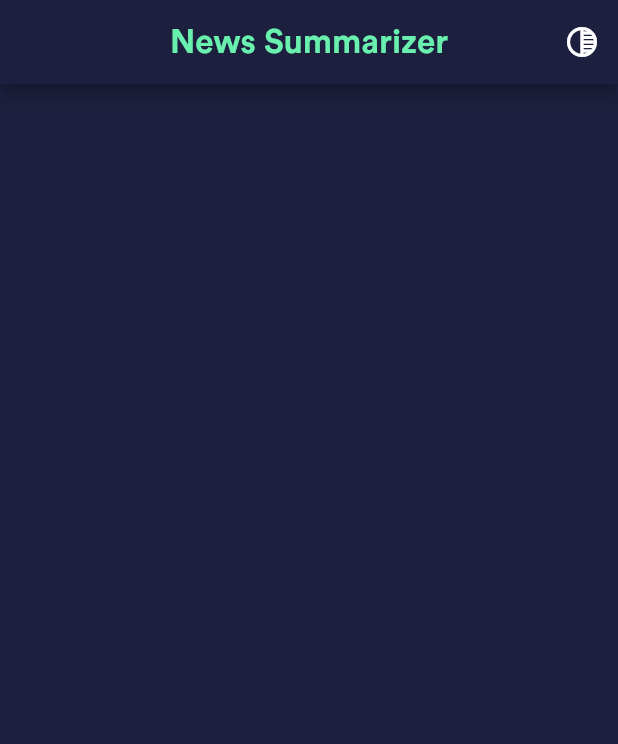
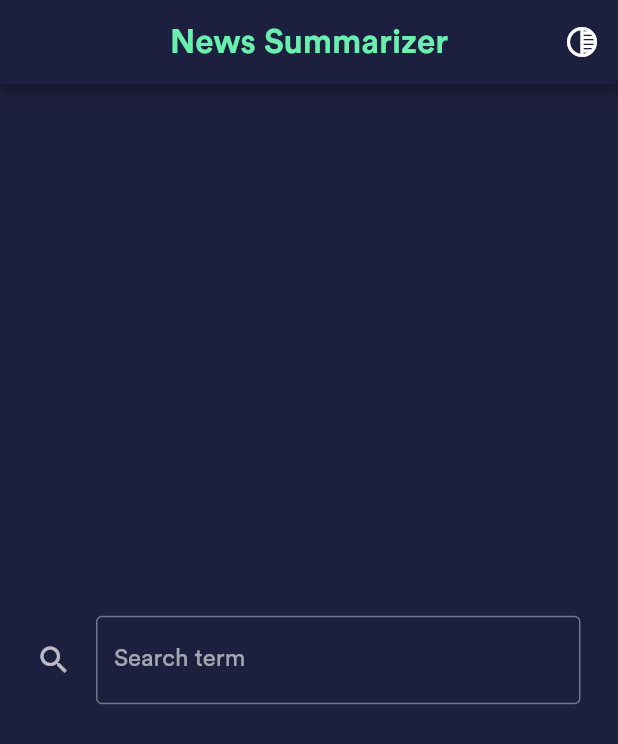
Before and after one commit to smoke-trees/news-summarizer-app, a Flutter app: the screen it shows after launch, on a phone screen of 412 x 824 dp. Shown: the top 744 px of the screen. Run offline on Flutter 3.47's test engine with Material 2 defaults, Android fonts, the phone set to English and light mode, and no system bars.

Commit message:
home: add search input widget
Signed-off-by: ATechnoHazard <amolele@gmail.com>

```diff
--- a/lib/src/ui/home_widget.dart
+++ b/lib/src/ui/home_widget.dart
@@ -25,6 +25,23 @@ class HomeWidget extends StatelessWidget {
           ),
         ],
       ),
+      body: Column(
+        mainAxisAlignment: MainAxisAlignment.center,
+        crossAxisAlignment: CrossAxisAlignment.center,
+        children: <Widget>[
+          Padding(
+            padding: EdgeInsets.only(right: 25.0, left: 24.0),
+            child: TextField(
+              decoration: InputDecoration(
+                labelText: 'Search term',
+                hintText: 'What do you want to search for?',
+                border: OutlineInputBorder(),
+                icon: Icon(Icons.search)
+              ),
+            ),
+          )
+        ],
+      ),
     );
   }
 }
```
